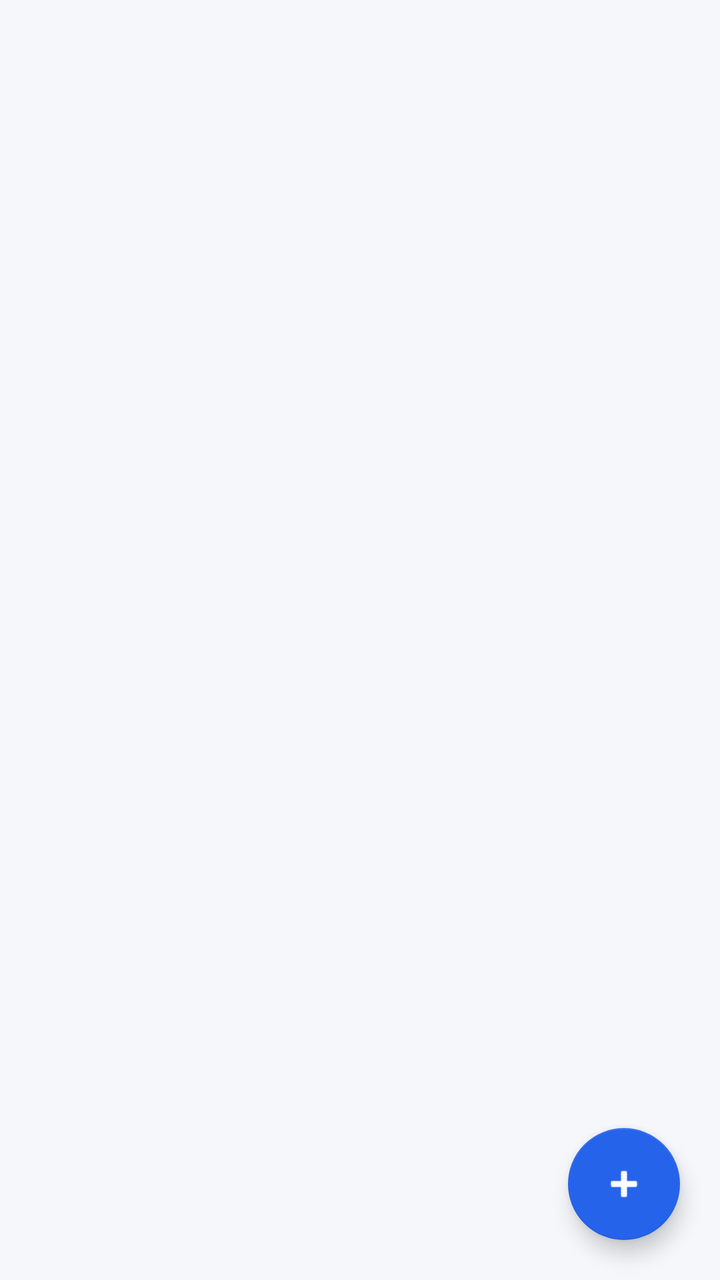
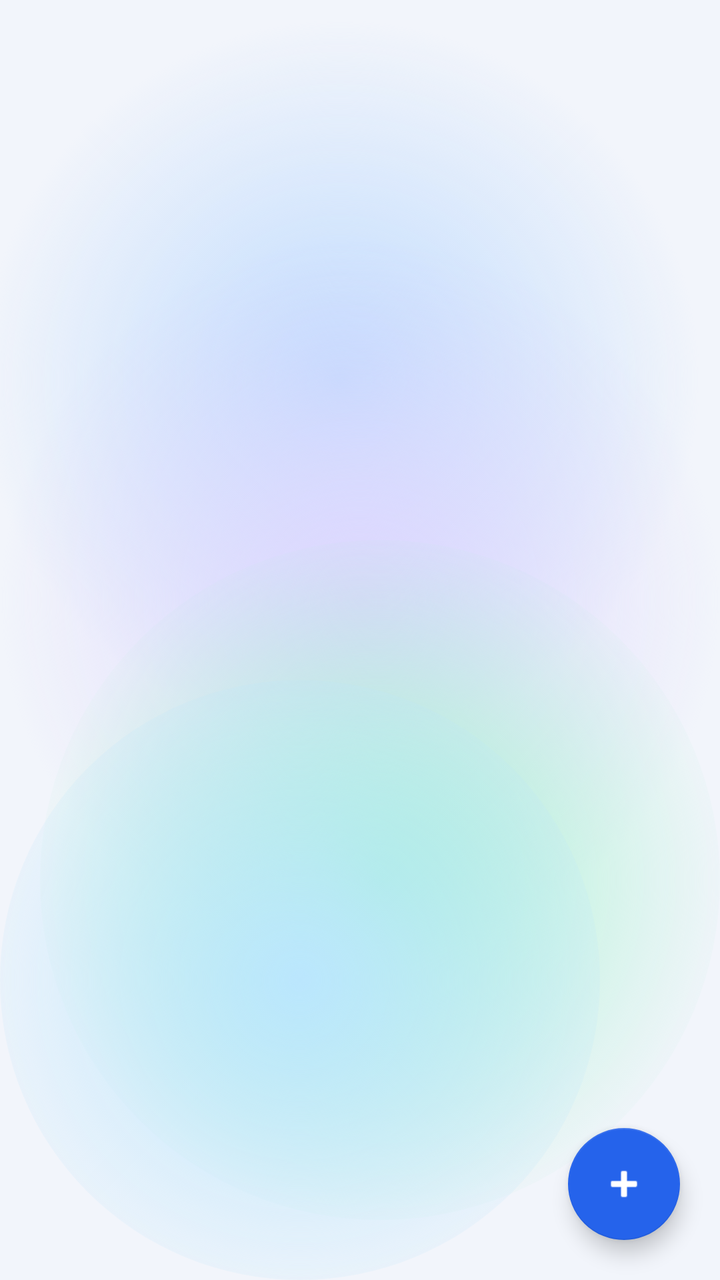

Compare the two renders of this Android layout. The source of the first and the diff that turns it into the second are given below.
<!-- AndroidManifest.xml: application theme Theme.ExpenseOS -->
<!-- res/layout/activity_reminders_list.xml -->
<?xml version="1.0" encoding="utf-8"?>
<androidx.coordinatorlayout.widget.CoordinatorLayout xmlns:android="http://schemas.android.com/apk/res/android"
    xmlns:app="http://schemas.android.com/apk/res-auto"
    android:layout_width="match_parent"
    android:layout_height="match_parent"
    android:background="@color/bg">

    <LinearLayout
        android:layout_width="match_parent"
        android:layout_height="match_parent"
        android:orientation="vertical">

        <TextView
            android:id="@+id/tvNoReminders"
            android:layout_width="match_parent"
            android:layout_height="wrap_content"
            android:layout_marginTop="40dp"
            android:gravity="center"
            android:text="No reminders yet. Tap + to create one."
            android:textColor="@color/text_muted"
            android:visibility="gone" />

        <androidx.recyclerview.widget.RecyclerView
            android:id="@+id/rvReminders"
            android:layout_width="match_parent"
            android:layout_height="0dp"
            android:layout_weight="1"
            android:padding="8dp" />
    </LinearLayout>

    <com.google.android.material.floatingactionbutton.FloatingActionButton
        android:id="@+id/fabAddReminder"
        android:layout_width="wrap_content"
        android:layout_height="wrap_content"
        android:layout_gravity="bottom|end"
        android:layout_margin="20dp"
        android:contentDescription="Add reminder"
        android:src="@android:drawable/ic_input_add"
        app:backgroundTint="@color/primary" />
</androidx.coordinatorlayout.widget.CoordinatorLayout>
<!-- resources referenced by this layout -->
<resources>
  <color name="bg">#F5F7FB</color>
  <style name="Theme.ExpenseOS" parent="Theme.MaterialComponents.DayNight.NoActionBar">
          <item name="colorPrimary">@color/primary</item>
          <item name="colorPrimaryVariant">@color/primary_dark</item>
          <item name="colorPrimaryDark">@color/primary_dark</item>
          <item name="colorOnPrimary">@color/on_primary</item>
          <item name="colorSecondary">@color/secondary</item>
          <item name="colorSecondaryVariant">@color/secondary_dark</item>
          <item name="colorOnSecondary">@color/on_primary</item>
          <item name="colorAccent">@color/primary</item>
          <item name="colorSurface">@color/surface</item>
          <item name="colorOnSurface">@color/text</item>
          <item name="colorOnBackground">@color/text</item>
          <item name="colorError">@color/danger</item>
          <item name="android:colorBackground">@color/bg</item>
          <item name="android:windowBackground">@color/bg</item>
  
          <item name="android:textColorPrimary">@color/text</item>
          <item name="android:textColorSecondary">@color/text_muted</item>
          <item name="android:textColorHint">@color/text_hint</item>
          <item name="android:fontFamily">sans-serif</item>
          <item name="fontFamily">sans-serif</item>
  
          
          <item name="android:statusBarColor">@color/bg</item>
          <item name="android:navigationBarColor">@color/nav_bg</item>
          <item name="android:windowLightStatusBar">true</item>
          <item name="android:windowLightNavigationBar" tools:targetApi="o_mr1">true</item>
          <item name="android:forceDarkAllowed" tools:targetApi="q">false</item>
  
          
          <item name="editTextStyle">@style/Widget.ExpenseOS.EditText</item>
          <item name="materialAlertDialogTheme">@style/ThemeOverlay.ExpenseOS.Dialog</item>
          <item name="bottomSheetDialogTheme">@style/ThemeOverlay.ExpenseOS.BottomSheet</item>
          <item name="materialTimePickerTheme">@style/ThemeOverlay.ExpenseOS.TimePicker</item>
          <item name="android:windowAnimationStyle">@style/Animation.ExpenseOS.Window</item>
          <item name="android:windowActivityTransitions">true</item>
          <item name="android:windowContentTransitions">true</item>
      </style>
  <color name="surface">#FFFFFF</color>
  <color name="nav_bg">#FFFFFF</color>
  <!-- unchanged entries left out for length: 19 -->
</resources>

<!-- the commit's change to res/layout/activity_reminders_list.xml (unified diff, before → after) -->
@@ -3,7 +3,7 @@
     xmlns:app="http://schemas.android.com/apk/res-auto"
     android:layout_width="match_parent"
     android:layout_height="match_parent"
-    android:background="@color/bg">
+    android:background="@android:color/transparent">
 
     <LinearLayout
         android:layout_width="match_parent"
<!-- resource entries referenced after the edit -->
@@ -1,6 +1,60 @@
 <!-- resources referenced by this layout -->
 <resources>
-  <color name="bg">#F5F7FB</color>
+  <color name="bg">#F2F5FB</color>
+  <!-- drawable aurora_bg (drawable) -->
+  <?xml version="1.0" encoding="utf-8"?>
+  <layer-list xmlns:android="http://schemas.android.com/apk/res/android">
+      <item android:drawable="@color/aurora_base" />
+      <item android:width="380dp" android:height="380dp"
+          android:gravity="top|end"
+          android:drawable="@drawable/aurora_blob_blue" />
+      <item android:width="360dp" android:height="360dp"
+          android:gravity="start" android:top="120dp"
+          android:drawable="@drawable/aurora_blob_violet" />
+      <item android:width="340dp" android:height="340dp"
+          android:gravity="bottom|end" android:bottom="30dp"
+          android:drawable="@drawable/aurora_blob_mint" />
+      <item android:width="300dp" android:height="300dp"
+          android:gravity="bottom|start"
+          android:drawable="@drawable/aurora_blob_sky" />
+  </layer-list>
+  <color name="aurora_base">#F2F5FB</color>
+  <!-- drawable aurora_blob_blue (drawable) -->
+  <?xml version="1.0" encoding="utf-8"?>
+  <shape xmlns:android="http://schemas.android.com/apk/res/android" android:shape="oval">
+      <gradient
+          android:type="radial"
+          android:gradientRadius="180dp"
+          android:startColor="#BFDBFE"
+          android:endColor="#00BFDBFE" />
+  </shape>
+  <!-- drawable aurora_blob_violet (drawable) -->
+  <?xml version="1.0" encoding="utf-8"?>
+  <shape xmlns:android="http://schemas.android.com/apk/res/android" android:shape="oval">
+      <gradient
+          android:type="radial"
+          android:gradientRadius="180dp"
+          android:startColor="#DDD6FE"
+          android:endColor="#00DDD6FE" />
+  </shape>
+  <!-- drawable aurora_blob_mint (drawable) -->
+  <?xml version="1.0" encoding="utf-8"?>
+  <shape xmlns:android="http://schemas.android.com/apk/res/android" android:shape="oval">
+      <gradient
+          android:type="radial"
+          android:gradientRadius="180dp"
+          android:startColor="#A7F3D0"
+          android:endColor="#00A7F3D0" />
+  </shape>
+  <!-- drawable aurora_blob_sky (drawable) -->
+  <?xml version="1.0" encoding="utf-8"?>
+  <shape xmlns:android="http://schemas.android.com/apk/res/android" android:shape="oval">
+      <gradient
+          android:type="radial"
+          android:gradientRadius="180dp"
+          android:startColor="#BAE6FD"
+          android:endColor="#00BAE6FD" />
+  </shape>
   <style name="Theme.ExpenseOS" parent="Theme.MaterialComponents.DayNight.NoActionBar">
           <item name="colorPrimary">@color/primary</item>
           <item name="colorPrimaryVariant">@color/primary_dark</item>
@@ -15,7 +69,7 @@
           <item name="colorOnBackground">@color/text</item>
           <item name="colorError">@color/danger</item>
           <item name="android:colorBackground">@color/bg</item>
-          <item name="android:windowBackground">@color/bg</item>
+          <item name="android:windowBackground">@drawable/aurora_bg</item>
   
           <item name="android:textColorPrimary">@color/text</item>
           <item name="android:textColorSecondary">@color/text_muted</item>
@@ -24,8 +78,8 @@
           <item name="fontFamily">sans-serif</item>
   
           
-          <item name="android:statusBarColor">@color/bg</item>
-          <item name="android:navigationBarColor">@color/nav_bg</item>
+          <item name="android:statusBarColor">@android:color/transparent</item>
+          <item name="android:navigationBarColor">@android:color/transparent</item>
           <item name="android:windowLightStatusBar">true</item>
           <item name="android:windowLightNavigationBar" tools:targetApi="o_mr1">true</item>
           <item name="android:forceDarkAllowed" tools:targetApi="q">false</item>
@@ -39,8 +93,7 @@
           <item name="android:windowActivityTransitions">true</item>
           <item name="android:windowContentTransitions">true</item>
       </style>
-  <color name="surface">#FFFFFF</color>
-  <color name="nav_bg">#FFFFFF</color>
+  <color name="surface">#E9FFFFFF</color>
   <!-- unchanged entries left out for length: 19 -->
 </resources>
 
